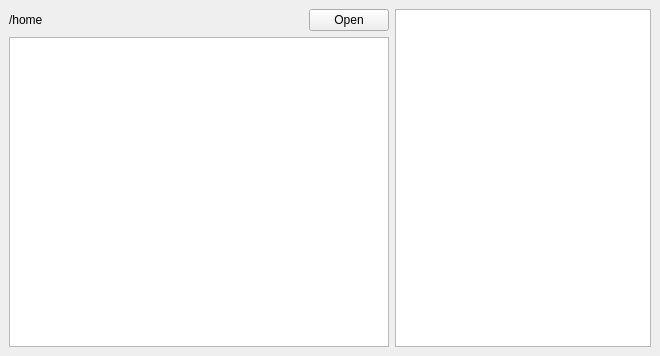
Qt form mainwindow.ui (grassFlamingo/AnotherAnt) before a commit.
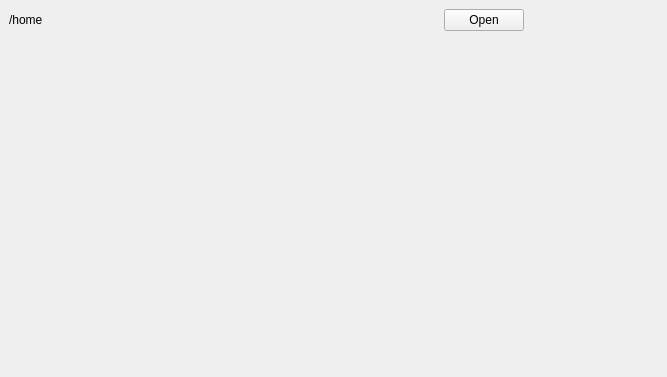
The same form after that commit. Custom widgets are drawn as their Qt base class.

The edit to the form file:
```diff
--- a/mainwindow.ui
+++ b/mainwindow.ui
@@ -6,8 +6,8 @@
    <rect>
     <x>0</x>
     <y>0</y>
-    <width>660</width>
-    <height>356</height>
+    <width>667</width>
+    <height>377</height>
    </rect>
   </property>
   <property name="windowTitle">
@@ -48,23 +48,80 @@
        </layout>
       </item>
       <item>
-       <widget class="QGraphicsView" name="mainGrapth"/>
+       <widget class="QLabel" name="drawMain">
+        <property name="sizePolicy">
+         <sizepolicy hsizetype="Preferred" vsizetype="Expanding">
+          <horstretch>0</horstretch>
+          <verstretch>0</verstretch>
+         </sizepolicy>
+        </property>
+        <property name="text">
+         <string/>
+        </property>
+       </widget>
       </item>
      </layout>
     </item>
     <item row="0" column="1">
-     <widget class="QListView" name="mainBoard">
-      <property name="sizePolicy">
-       <sizepolicy hsizetype="Minimum" vsizetype="Expanding">
-        <horstretch>0</horstretch>
-        <verstretch>0</verstretch>
-       </sizepolicy>
-      </property>
-     </widget>
+     <layout class="QVBoxLayout" name="verticalLayout_2">
+      <item>
+       <widget class="WidgetClick" name="drawNext" native="true">
+        <property name="sizePolicy">
+         <sizepolicy hsizetype="Fixed" vsizetype="Fixed">
+          <horstretch>0</horstretch>
+          <verstretch>0</verstretch>
+         </sizepolicy>
+        </property>
+        <property name="minimumSize">
+         <size>
+          <width>128</width>
+          <height>90</height>
+         </size>
+        </property>
+       </widget>
+      </item>
+      <item>
+       <widget class="WidgetClick" name="drawPrev" native="true">
+        <property name="sizePolicy">
+         <sizepolicy hsizetype="Fixed" vsizetype="Fixed">
+          <horstretch>0</horstretch>
+          <verstretch>0</verstretch>
+         </sizepolicy>
+        </property>
+        <property name="minimumSize">
+         <size>
+          <width>128</width>
+          <height>90</height>
+         </size>
+        </property>
+       </widget>
+      </item>
+      <item>
+       <spacer name="verticalSpacer">
+        <property name="orientation">
+         <enum>Qt::Vertical</enum>
+        </property>
+        <property name="sizeHint" stdset="0">
+         <size>
+          <width>20</width>
+          <height>40</height>
+         </size>
+        </property>
+       </spacer>
+      </item>
+     </layout>
     </item>
    </layout>
   </widget>
  </widget>
+ <customwidgets>
+  <customwidget>
+   <class>WidgetClick</class>
+   <extends>QWidget</extends>
+   <header location="global">widgetclick.h</header>
+   <container>1</container>
+  </customwidget>
+ </customwidgets>
  <resources/>
  <connections/>
 </ui>
```
Left out of the diff: 2 changed lines with no effect on the pictures.
